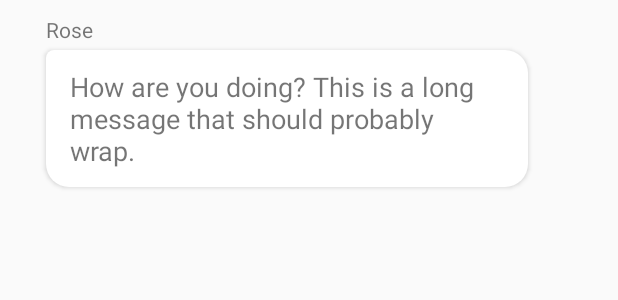
After one commit to Openroads/TIProject, an Android app: the layout their_message.xml on its own in the app's theme, with its tools: preview values and no code run, on a phone screen of 412 x 824 dp. The commit adds this screen. Shown: the top 300 px of the screen. Run offline under Robolectric (Android 15) with nearby library versions, the phone set to English and light mode, and no system bars.

Commit message:
Chat web socket connection and layout for chat logs (draft)

```diff
--- /dev/null
+++ b/MobileApp/app/src/main/res/drawable/my_message.xml
@@ -0,0 +1,5 @@
+<shape xmlns:android="http://schemas.android.com/apk/res/android"
+       android:shape="rectangle">
+    <solid android:color="@color/colorPrimary" />
+    <corners android:topRightRadius="5dp" android:radius="15dp" />
+</shape>
--- /dev/null
+++ b/MobileApp/app/src/main/res/drawable/their_message.xml
@@ -0,0 +1,6 @@
+<?xml version="1.0" encoding="utf-8"?>
+<shape xmlns:android="http://schemas.android.com/apk/res/android"
+       android:shape="rectangle">
+    <solid android:color="#fff" />
+    <corners android:topLeftRadius="5dp" android:radius="15dp" />
+</shape>
--- a/MobileApp/app/src/main/res/layout/content_document_editing.xml
+++ b/MobileApp/app/src/main/res/layout/content_document_editing.xml
@@ -40,6 +40,7 @@
                 android:text=""/>
 
         <ImageButton
+                android:id="@+id/send_button"
                 android:layout_width="wrap_content"
                 android:layout_height="wrap_content"
                 android:layout_gravity="center"
--- /dev/null
+++ b/MobileApp/app/src/main/res/layout/their_message.xml
@@ -0,0 +1,31 @@
+<?xml version="1.0" encoding="utf-8"?>
+<RelativeLayout xmlns:android="http://schemas.android.com/apk/res/android"
+                android:layout_width="match_parent"
+                android:layout_height="wrap_content"
+                android:paddingVertical="10dp"
+                android:paddingLeft="15dp"
+                android:paddingRight="60dp"
+                android:clipToPadding="false">
+
+    <TextView
+            android:id="@+id/name"
+            android:layout_marginLeft="15dp"
+            android:layout_width="wrap_content"
+            android:layout_height="wrap_content"
+            android:paddingBottom="4dp"
+            android:text="Rose"/>
+
+    <TextView
+            android:layout_width="wrap_content"
+            android:layout_height="wrap_content"
+            android:id="@+id/message_body"
+            android:layout_below="@+id/name"
+            android:layout_alignLeft="@+id/name"
+            android:background="@drawable/their_message"
+            android:paddingVertical="12dp"
+            android:paddingHorizontal="16dp"
+            android:elevation="2dp"
+            android:textSize="18dp"
+            android:text="How are you doing? This is a long message that should probably wrap."
+    />
+</RelativeLayout>
```
Also changed, not shown: MobileApp/app/src/main/java/pl/documenteditor/documenteditor/DocumentEditingActivity.kt (+58 -0 lines), MobileApp/app/src/main/java/pl/documenteditor/documenteditor/adapters/MessgeAdapter.kt (added, +68 -0 lines), MobileApp/app/src/main/java/pl/documenteditor/documenteditor/model/Message.kt (added, +7 -0 lines), MobileApp/app/src/main/res/layout/my_message.xml (added, +22 -0 lines).
